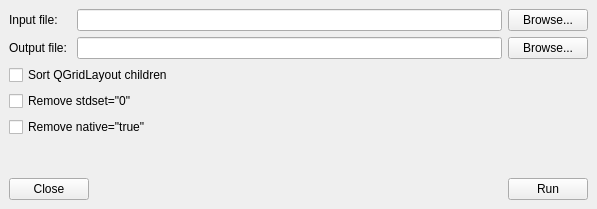
First picture: the form in QtUIXmlCleaner/MainWindow.ui, repository chennes/QtUIXmlCleaner, before the edit.
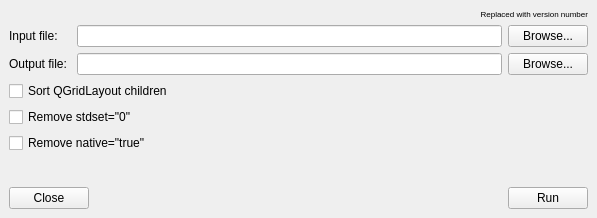
Second picture: the form after the edit.

```diff
--- a/QtUIXmlCleaner/MainWindow.ui
+++ b/QtUIXmlCleaner/MainWindow.ui
@@ -10,7 +10,7 @@
     <x>0</x>
     <y>0</y>
     <width>597</width>
-    <height>209</height>
+    <height>218</height>
    </rect>
   </property>
   <property name="acceptDrops">
@@ -21,6 +21,21 @@
   </property>
   <widget class="QWidget" name="centralwidget">
    <layout class="QVBoxLayout" name="verticalLayout">
+    <item>
+     <widget class="QLabel" name="versionLabel">
+      <property name="font">
+       <font>
+        <pointsize>6</pointsize>
+       </font>
+      </property>
+      <property name="text">
+       <string>Replaced with version number</string>
+      </property>
+      <property name="alignment">
+       <set>Qt::AlignRight|Qt::AlignTrailing|Qt::AlignVCenter</set>
+      </property>
+     </widget>
+    </item>
     <item>
      <layout class="QGridLayout" name="gridLayout">
       <item row="0" column="0">
```
